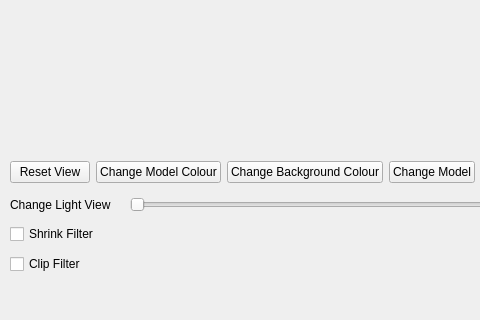
Qt form Worksheet6/Exercise 3/ModelProgram/mainwindow.ui (ejagombar/2021_20240645) before a commit; both pictures show x 0 to 480 and y 344 to 664 of the 936 by 664 pixel window.
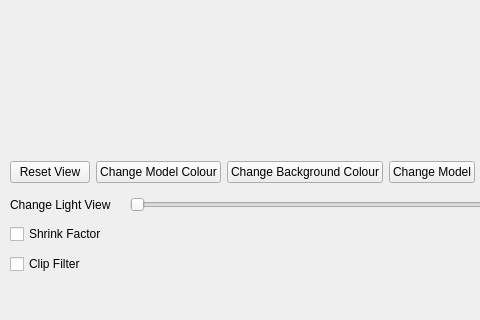
The same form after that commit. Icons and pictures are not drawn. Custom widgets are drawn as their Qt base class.

What changed in the file:
```diff
--- a/Worksheet6/Exercise 3/ModelProgram/mainwindow.ui
+++ b/Worksheet6/Exercise 3/ModelProgram/mainwindow.ui
@@ -81,19 +81,6 @@
      </item>
     </layout>
    </widget>
-   <widget class="QCheckBox" name="checkBox">
-    <property name="geometry">
-     <rect>
-      <x>10</x>
-      <y>520</y>
-      <width>121</width>
-      <height>20</height>
-     </rect>
-    </property>
-    <property name="text">
-     <string>Shrink Filter</string>
-    </property>
-   </widget>
    <widget class="QSlider" name="horizontalSlider">
     <property name="geometry">
      <rect>
@@ -133,6 +120,19 @@
      <string>Clip Filter</string>
     </property>
    </widget>
+   <widget class="QCheckBox" name="ShrinkCheckBox">
+    <property name="geometry">
+     <rect>
+      <x>10</x>
+      <y>520</y>
+      <width>121</width>
+      <height>20</height>
+     </rect>
+    </property>
+    <property name="text">
+     <string>Shrink Factor</string>
+    </property>
+   </widget>
   </widget>
   <widget class="QMenuBar" name="menubar">
    <property name="geometry">
```
Left out of the diff: 2 changed lines with no effect on the pictures.
